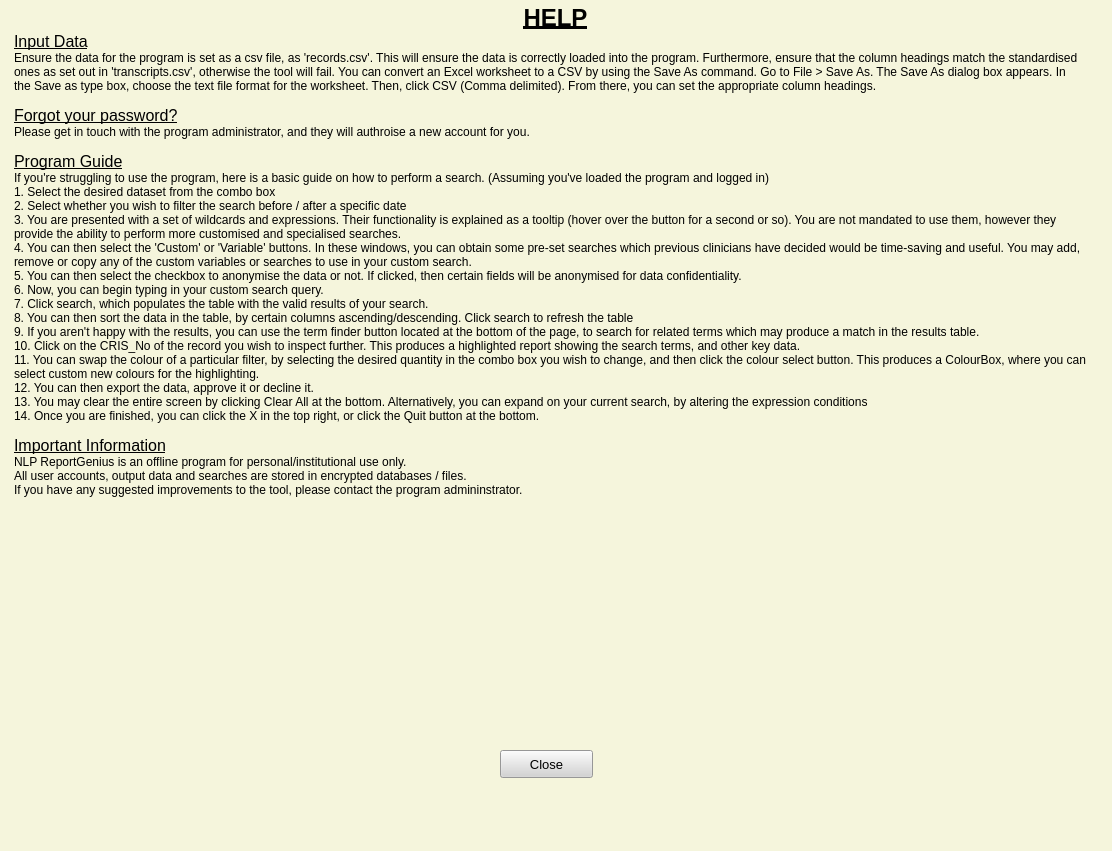
Before: the Qt Designer form guis/help.ui in adamhastings02/MEng-Individual-Project-Software, drawn with Qt 5.
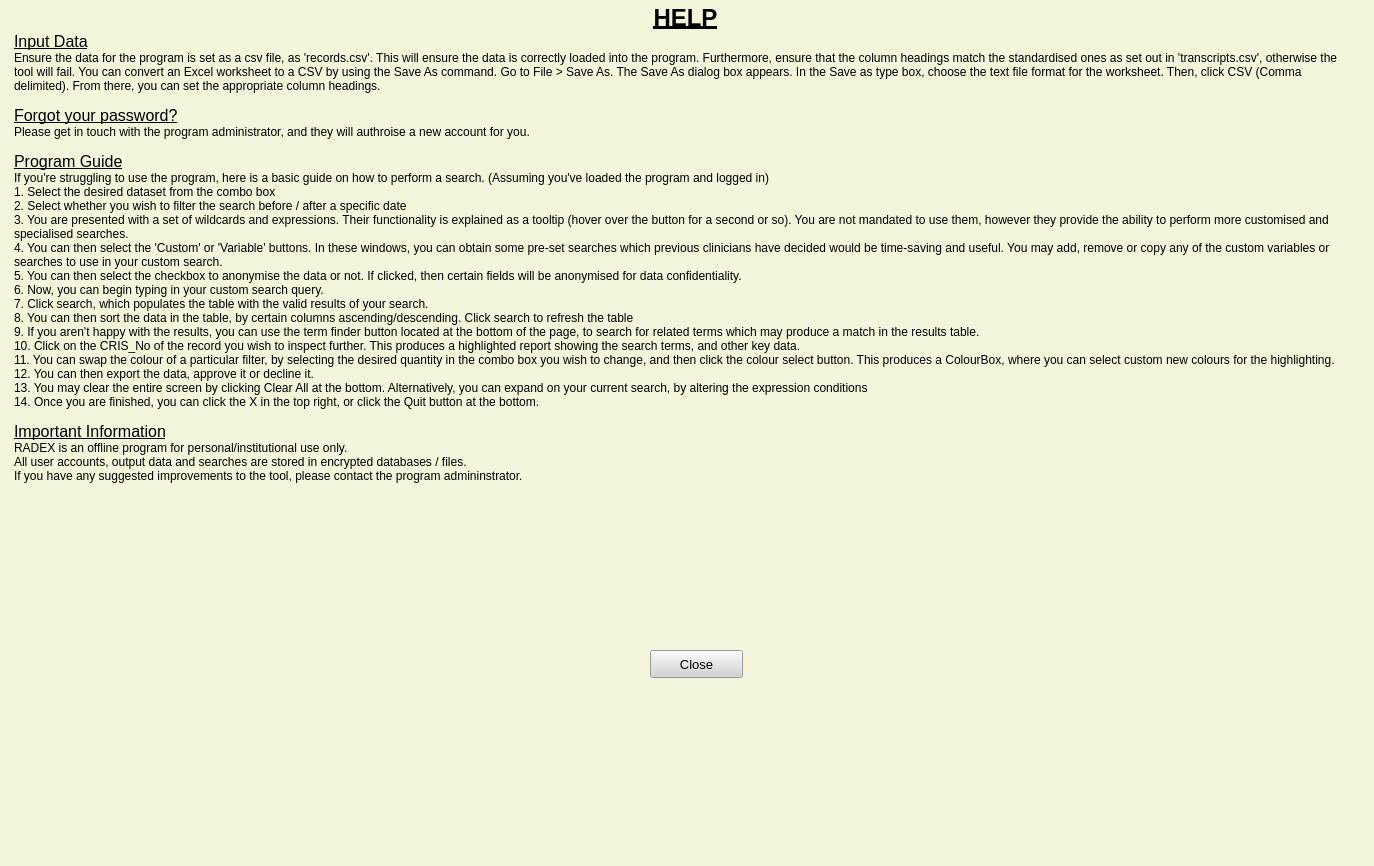
After: the same form once the commit is applied.

The edit to the form file:
```diff
--- a/guis/help.ui
+++ b/guis/help.ui
@@ -6,8 +6,8 @@
    <rect>
     <x>0</x>
     <y>0</y>
-    <width>1112</width>
-    <height>851</height>
+    <width>1374</width>
+    <height>866</height>
    </rect>
   </property>
   <property name="windowTitle">
@@ -22,8 +22,8 @@
      <rect>
       <x>10</x>
       <y>0</y>
-      <width>1091</width>
-      <height>731</height>
+      <width>1351</width>
+      <height>641</height>
      </rect>
     </property>
     <property name="frameShape">
@@ -65,7 +65,7 @@
 &lt;p style=&quot; margin-top:0px; margin-bottom:0px; margin-left:0px; margin-right:0px; -qt-block-indent:0; text-indent:0px;&quot;&gt;&lt;span style=&quot; font-size:9pt;&quot;&gt;14. Once you are finished, you can click the X in the top right, or click the Quit button at the bottom.&lt;/span&gt;&lt;/p&gt;
 &lt;p style=&quot;-qt-paragraph-type:empty; margin-top:0px; margin-bottom:0px; margin-left:0px; margin-right:0px; -qt-block-indent:0; text-indent:0px; font-size:8pt;&quot;&gt;&lt;br /&gt;&lt;/p&gt;
 &lt;p style=&quot; margin-top:0px; margin-bottom:0px; margin-left:0px; margin-right:0px; -qt-block-indent:0; text-indent:0px;&quot;&gt;&lt;span style=&quot; font-size:12pt; text-decoration: underline;&quot;&gt;Important Information&lt;/span&gt;&lt;/p&gt;
-&lt;p style=&quot; margin-top:0px; margin-bottom:0px; margin-left:0px; margin-right:0px; -qt-block-indent:0; text-indent:0px;&quot;&gt;&lt;span style=&quot; font-size:9pt;&quot;&gt;NLP ReportGenius is an offline program for personal/institutional use only.&lt;/span&gt;&lt;/p&gt;
+&lt;p style=&quot; margin-top:0px; margin-bottom:0px; margin-left:0px; margin-right:0px; -qt-block-indent:0; text-indent:0px;&quot;&gt;&lt;span style=&quot; font-size:9pt;&quot;&gt;RADEX is an offline program for personal/institutional use only.&lt;/span&gt;&lt;/p&gt;
 &lt;p style=&quot; margin-top:0px; margin-bottom:0px; margin-left:0px; margin-right:0px; -qt-block-indent:0; text-indent:0px;&quot;&gt;&lt;span style=&quot; font-size:9pt;&quot;&gt;All user accounts, output data and searches are stored in encrypted databases / files. &lt;/span&gt;&lt;/p&gt;
 &lt;p style=&quot; margin-top:0px; margin-bottom:0px; margin-left:0px; margin-right:0px; -qt-block-indent:0; text-indent:0px;&quot;&gt;&lt;span style=&quot; font-size:9pt;&quot;&gt;If you have any suggested improvements to the tool, please contact the program admininstrator. &lt;/span&gt;&lt;/p&gt;
 &lt;p style=&quot;-qt-paragraph-type:empty; margin-top:0px; margin-bottom:0px; margin-left:0px; margin-right:0px; -qt-block-indent:0; text-indent:0px; font-size:8pt;&quot;&gt;&lt;br /&gt;&lt;/p&gt;
@@ -76,8 +76,8 @@
    <widget class="QPushButton" name="but_close">
     <property name="geometry">
      <rect>
-      <x>500</x>
-      <y>750</y>
+      <x>650</x>
+      <y>650</y>
       <width>93</width>
       <height>28</height>
      </rect>
```
Left out of the diff: 2 changed lines with no effect on the pictures.
